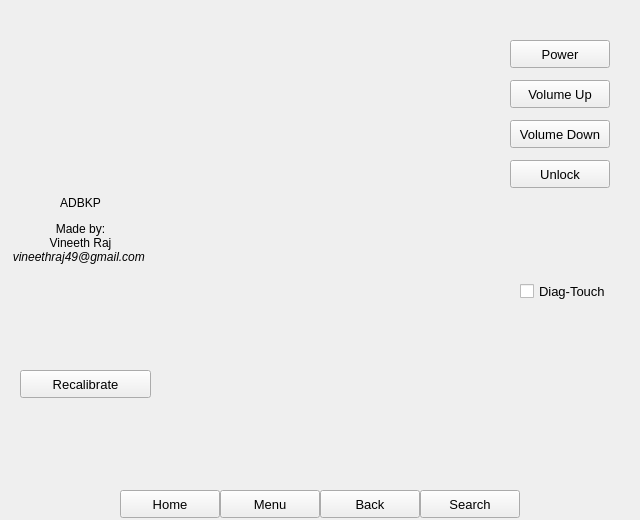
Old version of the form mainwindow.ui in the repository thewisenerd/adbkp-gui.
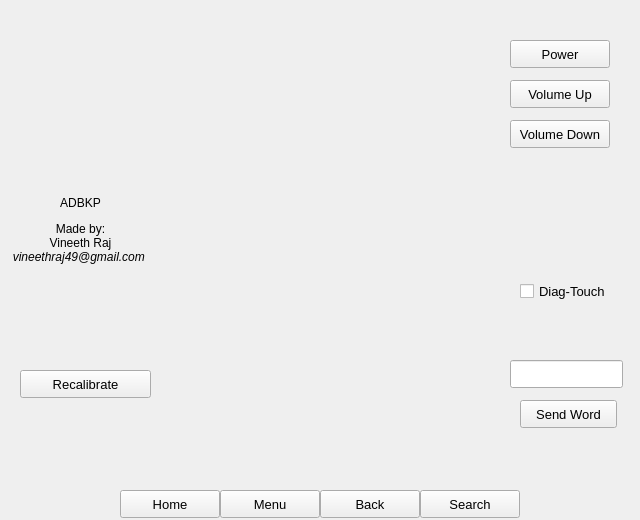
New version of the form. Icons and pictures are not drawn.

Commit message: removed unlock_screen

What changed in the file:
```diff
--- a/mainwindow.ui
+++ b/mainwindow.ui
@@ -248,45 +248,6 @@
      <string>Search</string>
     </property>
    </widget>
-   <widget class="QPushButton" name="unlock_btn">
-    <property name="geometry">
-     <rect>
-      <x>510</x>
-      <y>160</y>
-      <width>100</width>
-      <height>28</height>
-     </rect>
-    </property>
-    <property name="minimumSize">
-     <size>
-      <width>100</width>
-      <height>28</height>
-     </size>
-    </property>
-    <property name="maximumSize">
-     <size>
-      <width>100</width>
-      <height>28</height>
-     </size>
-    </property>
-    <property name="font">
-     <font>
-      <pointsize>10</pointsize>
-     </font>
-    </property>
-    <property name="cursor">
-     <cursorShape>PointingHandCursor</cursorShape>
-    </property>
-    <property name="toolTip">
-     <string>Unlock Screen Gesture</string>
-    </property>
-    <property name="text">
-     <string>Unlock</string>
-    </property>
-    <property name="flat">
-     <bool>false</bool>
-    </property>
-   </widget>
    <widget class="QLabel" name="label">
     <property name="geometry">
      <rect>
@@ -386,6 +347,44 @@
      <bool>false</bool>
     </property>
    </widget>
+   <widget class="QLineEdit" name="line_send">
+    <property name="geometry">
+     <rect>
+      <x>510</x>
+      <y>360</y>
+      <width>113</width>
+      <height>28</height>
+     </rect>
+    </property>
+    <property name="font">
+     <font>
+      <family>Arial</family>
+      <pointsize>10</pointsize>
+     </font>
+    </property>
+   </widget>
+   <widget class="QPushButton" name="send_text">
+    <property name="geometry">
+     <rect>
+      <x>520</x>
+      <y>400</y>
+      <width>97</width>
+      <height>28</height>
+     </rect>
+    </property>
+    <property name="font">
+     <font>
+      <family>Arial</family>
+      <pointsize>10</pointsize>
+     </font>
+    </property>
+    <property name="toolTip">
+     <string>&lt;html&gt;&lt;head/&gt;&lt;body&gt;&lt;p&gt;Type the word entered above&lt;br /&gt; in text field.&lt;/p&gt;&lt;p&gt;&lt;span style=&quot; font-style:italic;&quot;&gt;Supported only on 4.1.2+&lt;/span&gt;&lt;/p&gt;&lt;/body&gt;&lt;/html&gt;</string>
+    </property>
+    <property name="text">
+     <string>Send Word</string>
+    </property>
+   </widget>
   </widget>
  </widget>
  <layoutdefault spacing="6" margin="11"/>
```
Left out of the diff: 2 changed lines with no effect on the pictures. The commit also changes 3 other files.
